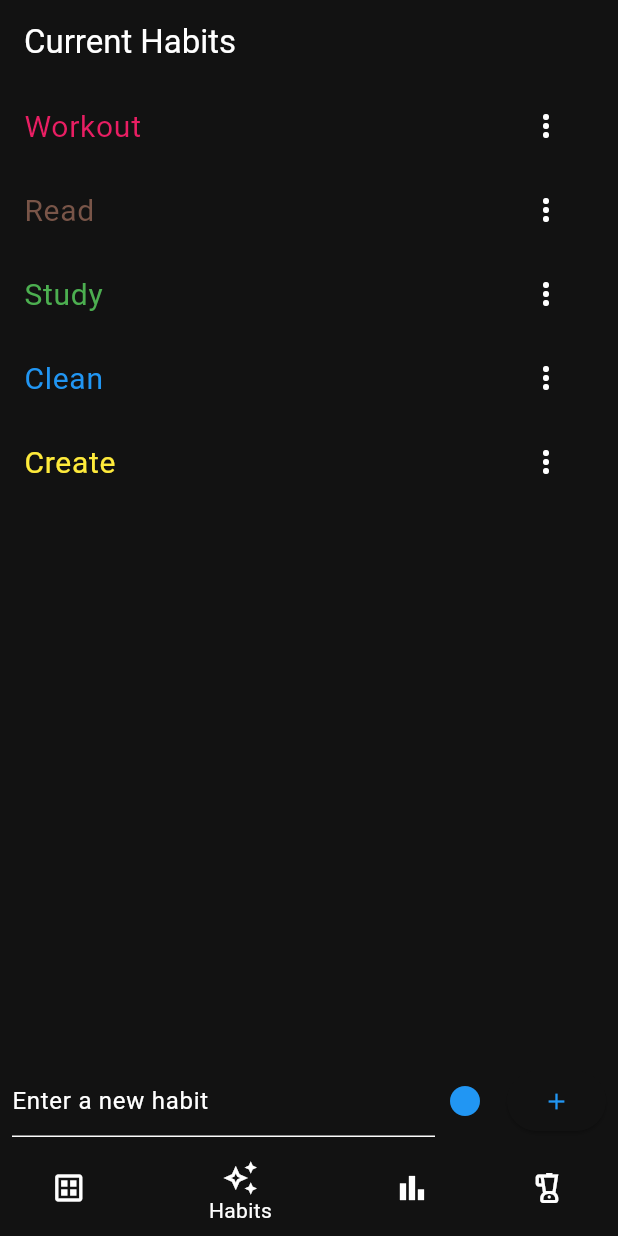
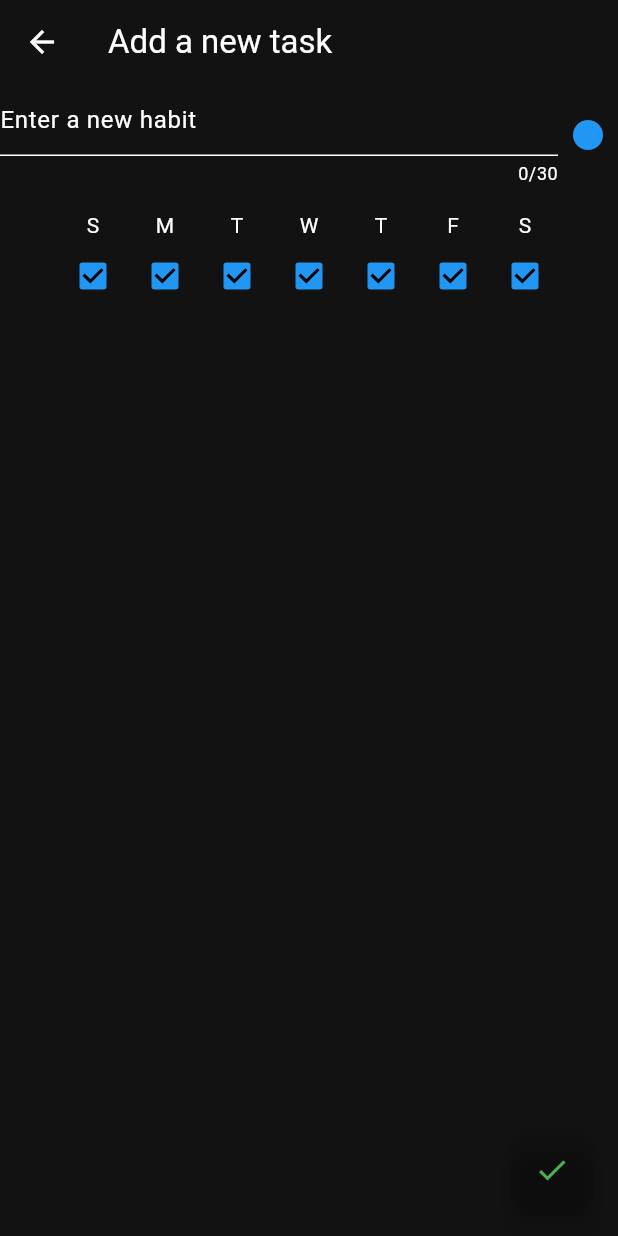
Before and after one commit to cueltschey/squared_away, a Flutter app: the screen it shows after launch, item 2 of the bottom bar chosen, after a tap on the "add" icon, on a phone screen of 412 x 824 dp. Run offline on Flutter 3.47's test engine with Material 3 defaults, Android fonts, the phone set to English and light mode, and no system bars; our stand-ins replace file_picker, fl_chart, flutter_colorpicker, flutter_markdown, pie_chart.

Commit message:
Added days checkmarks to tasks

```diff
--- a/lib/list.dart
+++ b/lib/list.dart
@@ -4,7 +4,7 @@ import 'package:flutter_colorpicker/flutter_colorpicker.dart';
 class TaskList extends StatefulWidget {
   TaskList({super.key, required this.taskList, required this.addNewTask, required this.deleteTaskCallback});
   final List<Map<String, dynamic>> taskList;
-  final Function(String, Color) addNewTask;
+  final Function(String, Color, List<bool>) addNewTask;
   final Function(int) deleteTaskCallback;
 
   @override
@@ -12,50 +12,18 @@ class TaskList extends StatefulWidget {
 }
 
 class _TaskListState extends State<TaskList> {
-  TextEditingController _controller = TextEditingController(); // Controller for TextField
-
-  void addTask(String newTask) {
-    setState(() {
-      widget.addNewTask(newTask, _selectedColor); // Add new task with the selected option index
-      _controller.clear(); // Clear the text field after adding task
-    });
-  }
 
   void _editTask(int taskIndex){}
   void _deleteTask(int taskIndex){
     widget.deleteTaskCallback(taskIndex);
   }
 
-  Color _selectedColor = Colors.blue; // Default selected color
-
-  void _pickColor(BuildContext context) {
-    showDialog(
-      context: context,
-      builder: (context) {
-        return AlertDialog(
-          content: SingleChildScrollView(
-            child: ColorPicker(
-              pickerColor: _selectedColor,
-              enableAlpha: false,
-              onColorChanged: (color) {
-                setState(() {
-                  _selectedColor = color;
-                });
-              },
-              showLabel: true,
-              pickerAreaHeightPercent: 0.8,
+  void _openPopup() {
+    Navigator.push(
+      context,
+      MaterialPageRoute(
+        builder: (context) => AddTask(addNewTask: widget.addNewTask)
       ),
-          ),
-          actions: <Widget>[
-            ElevatedButton(
-              child: const Text('Done'),
-              onPressed: () {
-                Navigator.of(context).pop();
-              },
-            ),
-          ],
-        );
-      },
     );
   }
 
@@ -107,15 +75,74 @@ class _TaskListState extends State<TaskList> {
               },
             ),
           ),
-          Padding(
-            padding: const EdgeInsets.all(8.0),
-            child: Row(
-              children: <Widget>[
-                Column(
-                  children: [
-
+          ElevatedButton(
+              onPressed: _openPopup,
+            child: Icon(Icons.add),
+              )
         ],
       ),
+    );
+  }
+}
+
+class AddTask extends StatefulWidget{
+  final Function(String, Color, List<bool>) addNewTask;
+  AddTask({super.key, required this.addNewTask});
+  _AddTaskState createState() => _AddTaskState();
+}
+
+class _AddTaskState extends State<AddTask> {
+  Color _selectedColor = Colors.blue;
+  TextEditingController _controller = TextEditingController();
+  List<bool> _isChecked = [true, true, true, true, true, true, true];
+  List<String> _days = ['S', 'M', 'T', 'W', 'T', 'F', 'S'];
+
+  void addTask(String newTask, List<bool> checkedDays) {
+    setState(() {
+      widget.addNewTask(newTask, _selectedColor, checkedDays); // Add new task with the selected option index
+      _controller.clear(); // Clear the text field after adding task
+    });
+  }
+
+  void _pickColor(BuildContext context) {
+    showDialog(
+      context: context,
+      builder: (context) {
+        return AlertDialog(
+          content: SingleChildScrollView(
+            child: ColorPicker(
+              pickerColor: _selectedColor,
+              enableAlpha: false,
+              onColorChanged: (color) {
+                setState(() {
+                  _selectedColor = color;
+                });
+              },
+              showLabel: true,
+              pickerAreaHeightPercent: 0.8,
+            ),
+          ),
+          actions: <Widget>[
+            ElevatedButton(
+              child: const Text('Done'),
+              onPressed: () {
+                Navigator.of(context).pop();
+              },
+            ),
+          ],
+        );
+      },
+    );
+  }
+
+  @override
+  Widget build(BuildContext context) {
+    return Scaffold(
+      appBar: AppBar(title: Text("Add a new task")),
+      body: Column(
+        children: [
+          Row(
+          children: [
             Expanded(
               child: TextField(
                 controller: _controller,
@@ -123,6 +150,7 @@ class _TaskListState extends State<TaskList> {
                   hintText: 'Enter a new habit',
                 ),
                 autocorrect: false,
+                maxLength: 30,
               ),
             ),
             Padding(
@@ -139,19 +167,39 @@ class _TaskListState extends State<TaskList> {
                 ],
               ),
             ),
-                SizedBox(width: 8.0),
-                ElevatedButton(
-                  onPressed: () {
-                    if (_controller.text.isNotEmpty) {
-                      addTask(_controller.text); // Add the text from TextField as a new task
-                    }
+        ]),
+          Divider(thickness: 10.0, color: Colors.transparent),
+          Center(
+            child: Row(
+              mainAxisAlignment: MainAxisAlignment.center,
+              children: List<Widget>.generate(_days.length, (int index) {
+                return Row(
+                  children: <Widget>[
+                    Column(
+                      children: [
+                        Text(_days[index]),
+                        Checkbox(
+                          value: _isChecked[index],
+                          onChanged: (bool? value) {
+                            setState(() {
+                              _isChecked[index] = value!;
+                            });
                           },
-                  child: Icon(Icons.add),
+                        ),
+                      ],
+                    )
+                  ],
+                );
+              }),
+            ),
           ),
         ],
       ),
-          ),
-        ],
+      floatingActionButton: FloatingActionButton(child: Icon(Icons.check, color: Colors.green), onPressed: () {
+        addTask(_controller.text, _isChecked);
+        Navigator.pop(context);
+      },
+        backgroundColor: Colors.transparent,
       ),
     );
   }
--- a/lib/main.dart
+++ b/lib/main.dart
@@ -53,7 +53,7 @@ class _HomePageState extends State<HomePage> {
 
   Future<File> get _localFile async {
     final path = await _localPath;
-    File newFile = File('$path/local.sqr');
+    File newFile = File('$path/testb.sqr');
     if(await newFile.exists()){
       print("File exists continue...");
     } else {
@@ -91,16 +91,18 @@ class _HomePageState extends State<HomePage> {
   }
 
 
-  List<List<int>> getTasksPairs(List<Map<String, dynamic>> tasks){
+  List<List<int>> getTasksPairs(List<Map<String, dynamic>> tasks, DateTime currentDate){
     List<List<int>> result = [];
     for(Map<String, dynamic> item in tasks){
       if(item["hidden"]){
         continue;
       }
-      List<int> pair = [];
-      pair.add(0);
-      pair.add(item['index']);
-      result.add(pair);
+      if(item['days'][DateFormat("EEEE").format(currentDate).toLowerCase()]){
+        List<int> pair = [];
+        pair.add(0);
+        pair.add(item['index']);
+        result.add(pair);
+      }
     }
     return result;
   }
@@ -115,7 +117,7 @@ class _HomePageState extends State<HomePage> {
         'date': date,
         'month': DateFormat("MMMM").format(DateTime(date.year, date.month)),
         'isMonth': date.day == 1,
-        'tasks': getTasksPairs(tasks),
+        'tasks': getTasksPairs(tasks, date),
       });
     }
     return result;
@@ -144,31 +146,76 @@ class _HomePageState extends State<HomePage> {
             'name': 'Workout',
             'index': 0,
             'hidden': false,
-            'color': Colors.pink
+            'color': Colors.pink,
+            'days': {
+              'sunday': true,
+              'monday': true,
+              'tuesday': true,
+              'wednesday': true,
+              'thursday': true,
+              'friday': true,
+              'saturday': true,
+            },
           },
           {
             'name': 'Read',
             'index': 1,
             'hidden': false,
-            'color': Colors.brown
+            'color': Colors.brown,
+            'days': {
+              'sunday': true,
+              'monday': true,
+              'tuesday': true,
+              'wednesday': true,
+              'thursday': true,
+              'friday': true,
+              'saturday': true,
+            },
           },
           {
             'name': 'Study',
             'index': 2,
             'hidden': false,
-            'color': Colors.green
+            'color': Colors.green,
+            'days': {
+              'sunday': true,
+              'monday': true,
+              'tuesday': true,
+              'wednesday': true,
+              'thursday': true,
+              'friday': true,
+              'saturday': true,
+            },
           },
           {
             'name': 'Clean',
             'index': 3,
             'hidden': false,
-            'color': Colors.blue
+            'color': Colors.blue,
+            'days': {
+              'sunday': true,
+              'monday': true,
+              'tuesday': true,
+              'wednesday': true,
+              'thursday': true,
+              'friday': true,
+              'saturday': true,
+            },
           },
           {
             'name': 'Create',
             'index': 4,
             'hidden': false,
-            'color': Colors.yellow
+            'color': Colors.yellow,
+            'days': {
+              'sunday': true,
+              'monday': false,
+              'tuesday': false,
+              'wednesday': false,
+              'thursday': false,
+              'friday': false,
+              'saturday': true,
+            },
           },
         ];
       }
@@ -179,10 +226,11 @@ class _HomePageState extends State<HomePage> {
             'index': allData['tasks'][i]['index'],
             'hidden': allData['tasks'][i]['hidden'],
             'color': Color(allData['tasks'][i]['color']),
+            'days': allData['tasks'][i]['days'],
           });
         }
       }
-      if(allData['squareData'] == null){
+      if(allData['squareData'] == null || allData['squareData'] == []){
         squareData = fillMissingSquares(DateTime(DateTime.now().year, DateTime.now().month - 1));
       }
       else {
@@ -226,15 +274,29 @@ class _HomePageState extends State<HomePage> {
     writeTaskList(tasks, squareData);
   }
 
-  void addTaskCallback(String taskName, Color newColor){
+  void addTaskCallback(String taskName, Color newColor, List<bool> checkedDays){
+    if(taskName == ""){
+      return;
+    }
     setState(() {
-      squareData.last['tasks'].add([0,tasks.length]);
       tasks.add({
         'name':  taskName,
         'index': tasks.length,
         'hidden': false,
-        'color': newColor
+        'color': newColor,
+        'days': {
+          'sunday': checkedDays[0],
+          'monday': checkedDays[1],
+          'tuesday': checkedDays[2],
+          'wednesday': checkedDays[3],
+          'thursday': checkedDays[4],
+          'friday': checkedDays[5],
+          'saturday': checkedDays[6],
+        }
       });
+      if(tasks.last['days'][DateFormat("EEEE").format(DateTime.now()).toLowerCase()]){
+        squareData.last['tasks'].add([0,tasks.length - 1]);
+      }
     });
     writeTaskList(tasks, squareData);
   }
```
Lines whose indentation alone changed are shown as unchanged.
